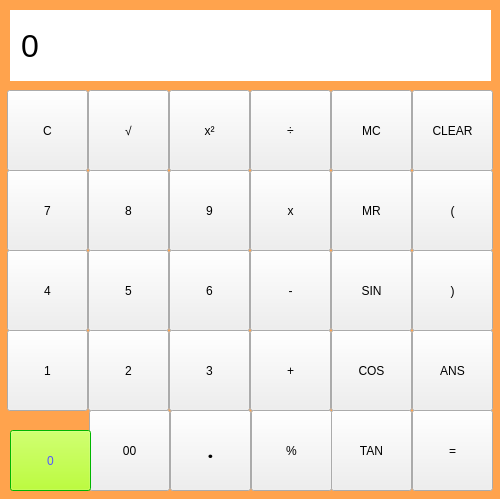
The window that calculator.ui (tonyeko/Calculator) describes before a commit, drawn with Qt 5.
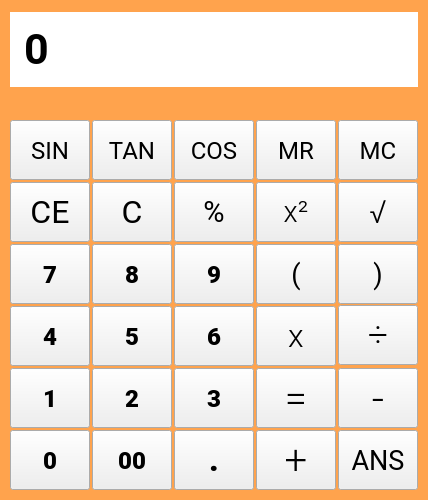
The same window after the commit. Icons and pictures are not drawn.

Commit message: Rearranged buttons

Patch:
```diff
--- a/calculator.ui
+++ b/calculator.ui
@@ -6,8 +6,8 @@
    <rect>
     <x>0</x>
     <y>0</y>
-    <width>500</width>
-    <height>499</height>
+    <width>428</width>
+    <height>500</height>
    </rect>
   </property>
   <property name="palette">
@@ -25,9 +25,9 @@
      <colorrole role="Button">
       <brush brushstyle="SolidPattern">
        <color alpha="255">
-        <red>248</red>
-        <green>97</green>
-        <blue>90</blue>
+        <red>255</red>
+        <green>163</green>
+        <blue>77</blue>
        </color>
       </brush>
      </colorrole>
@@ -97,9 +97,9 @@
      <colorrole role="Base">
       <brush brushstyle="SolidPattern">
        <color alpha="255">
-        <red>85</red>
-        <green>0</green>
-        <blue>255</blue>
+        <red>255</red>
+        <green>163</green>
+        <blue>77</blue>
        </color>
       </brush>
      </colorrole>
@@ -107,8 +107,8 @@
       <brush brushstyle="SolidPattern">
        <color alpha="255">
         <red>255</red>
-        <green>170</green>
-        <blue>0</blue>
+        <green>163</green>
+        <blue>77</blue>
        </color>
       </brush>
      </colorrole>
@@ -172,8 +172,8 @@
       <brush brushstyle="SolidPattern">
        <color alpha="255">
         <red>255</red>
-        <green>128</green>
-        <blue>124</blue>
+        <green>163</green>
+        <blue>77</blue>
        </color>
       </brush>
      </colorrole>
@@ -244,8 +244,8 @@
       <brush brushstyle="SolidPattern">
        <color alpha="255">
         <red>255</red>
-        <green>255</green>
-        <blue>255</blue>
+        <green>163</green>
+        <blue>77</blue>
        </color>
       </brush>
      </colorrole>
@@ -253,8 +253,8 @@
       <brush brushstyle="SolidPattern">
        <color alpha="255">
         <red>255</red>
-        <green>170</green>
-        <blue>0</blue>
+        <green>163</green>
+        <blue>77</blue>
        </color>
       </brush>
      </colorrole>
@@ -318,8 +318,8 @@
       <brush brushstyle="SolidPattern">
        <color alpha="255">
         <red>255</red>
-        <green>170</green>
-        <blue>0</blue>
+        <green>163</green>
+        <blue>77</blue>
        </color>
       </brush>
      </colorrole>
@@ -390,8 +390,8 @@
       <brush brushstyle="SolidPattern">
        <color alpha="255">
         <red>255</red>
-        <green>170</green>
-        <blue>0</blue>
+        <green>163</green>
+        <blue>77</blue>
        </color>
       </brush>
      </colorrole>
@@ -399,8 +399,8 @@
       <brush brushstyle="SolidPattern">
        <color alpha="255">
         <red>255</red>
-        <green>170</green>
-        <blue>0</blue>
+        <green>163</green>
+        <blue>77</blue>
        </color>
       </brush>
      </colorrole>
@@ -472,14 +472,17 @@
     <property name="geometry">
      <rect>
       <x>10</x>
-      <y>10</y>
-      <width>481</width>
-      <height>71</height>
+      <y>12</y>
+      <width>408</width>
+      <height>75</height>
      </rect>
     </property>
     <property name="font">
      <font>
-      <pointsize>24</pointsize>
+      <family>Roboto</family>
+      <pointsize>32</pointsize>
+      <weight>75</weight>
+      <bold>true</bold>
      </font>
     </property>
     <property name="styleSheet">
@@ -496,38 +499,56 @@
    <widget class="QPushButton" name="btnClear">
     <property name="geometry">
      <rect>
-      <x>7</x>
-      <y>90</y>
-      <width>81</width>
-      <height>81</height>
+      <x>92</x>
+      <y>182</y>
+      <width>80</width>
+      <height>60</height>
      </rect>
     </property>
+    <property name="font">
+     <font>
+      <family>Roboto</family>
+      <pointsize>24</pointsize>
+     </font>
+    </property>
     <property name="text">
      <string>C</string>
     </property>
    </widget>
-   <widget class="QPushButton" name="btnSqrt">
+   <widget class="QPushButton" name="btnClearExpr">
     <property name="geometry">
      <rect>
-      <x>88</x>
-      <y>90</y>
-      <width>81</width>
-      <height>81</height>
+      <x>10</x>
+      <y>182</y>
+      <width>80</width>
+      <height>60</height>
      </rect>
     </property>
+    <property name="font">
+     <font>
+      <family>Roboto</family>
+      <pointsize>24</pointsize>
+     </font>
+    </property>
     <property name="text">
-     <string>√</string>
+     <string>CE</string>
     </property>
    </widget>
    <widget class="QPushButton" name="btnSquare">
     <property name="geometry">
      <rect>
-      <x>169</x>
-      <y>90</y>
-      <width>81</width>
-      <height>81</height>
+      <x>256</x>
+      <y>182</y>
+      <width>80</width>
+      <height>60</height>
      </rect>
     </property>
+    <property name="font">
+     <font>
+      <family>Roboto Light</family>
+      <pointsize>22</pointsize>
+     </font>
+    </property>
     <property name="text">
      <string>x²</string>
     </property>
@@ -535,12 +556,18 @@
    <widget class="QPushButton" name="btnDiv">
     <property name="geometry">
      <rect>
-      <x>250</x>
-      <y>90</y>
-      <width>81</width>
-      <height>81</height>
+      <x>338</x>
+      <y>305</y>
+      <width>80</width>
+      <height>60</height>
      </rect>
     </property>
+    <property name="font">
+     <font>
+      <family>Roboto Light</family>
+      <pointsize>26</pointsize>
+     </font>
+    </property>
     <property name="text">
      <string>÷</string>
     </property>
@@ -548,12 +575,20 @@
    <widget class="QPushButton" name="btnNum9">
     <property name="geometry">
      <rect>
-      <x>169</x>
-      <y>170</y>
-      <width>81</width>
-      <height>81</height>
+      <x>174</x>
+      <y>244</y>
+      <width>80</width>
+      <height>60</height>
      </rect>
     </property>
+    <property name="font">
+     <font>
+      <family>Roboto Black</family>
+      <pointsize>18</pointsize>
+      <weight>75</weight>
+      <bold>true</bold>
+     </font>
+    </property>
     <property name="text">
      <string>9</string>
     </property>
@@ -561,12 +596,20 @@
    <widget class="QPushButton" name="btnNum7">
     <property name="geometry">
      <rect>
-      <x>7</x>
-      <y>170</y>
-      <width>81</width>
-      <height>81</height>
+      <x>10</x>
+      <y>244</y>
+      <width>80</width>
+      <height>60</height>
      </rect>
     </property>
+    <property name="font">
+     <font>
+      <family>Roboto Black</family>
+      <pointsize>18</pointsize>
+      <weight>75</weight>
+      <bold>true</bold>
+     </font>
+    </property>
     <property name="text">
      <string>7</string>
     </property>
@@ -574,12 +617,20 @@
    <widget class="QPushButton" name="btnNum8">
     <property name="geometry">
      <rect>
-      <x>88</x>
-      <y>170</y>
-      <width>81</width>
-      <height>81</height>
+      <x>92</x>
+      <y>244</y>
+      <width>80</width>
+      <height>60</height>
      </rect>
     </property>
+    <property name="font">
+     <font>
+      <family>Roboto Black</family>
+      <pointsize>18</pointsize>
+      <weight>75</weight>
+      <bold>true</bold>
+     </font>
+    </property>
     <property name="text">
      <string>8</string>
     </property>
@@ -587,12 +638,18 @@
    <widget class="QPushButton" name="btnMultiply">
     <property name="geometry">
      <rect>
-      <x>250</x>
-      <y>170</y>
-      <width>81</width>
-      <height>81</height>
+      <x>256</x>
+      <y>306</y>
+      <width>80</width>
+      <height>60</height>
      </rect>
     </property>
+    <property name="font">
+     <font>
+      <family>Roboto Light</family>
+      <pointsize>24</pointsize>
+     </font>
+    </property>
     <property name="text">
      <string>x</string>
     </property>
@@ -600,12 +657,20 @@
    <widget class="QPushButton" name="btnNum6">
     <property name="geometry">
      <rect>
-      <x>169</x>
-      <y>250</y>
-      <width>81</width>
-      <height>81</height>
+      <x>174</x>
+      <y>306</y>
+      <width>80</width>
+      <height>60</height>
      </rect>
     </property>
+    <property name="font">
+     <font>
+      <family>Roboto Black</family>
+      <pointsize>18</pointsize>
+      <weight>75</weight>
+      <bold>true</bold>
+     </font>
+    </property>
     <property name="text">
      <string>6</string>
     </property>
@@ -613,12 +678,20 @@
    <widget class="QPushButton" name="btnNum4">
     <property name="geometry">
      <rect>
-      <x>7</x>
-      <y>250</y>
-      <width>81</width>
-      <height>81</height>
+      <x>10</x>
+      <y>306</y>
+      <width>80</width>
+      <height>60</height>
      </rect>
     </property>
+    <property name="font">
+     <font>
+      <family>Roboto Black</family>
+      <pointsize>18</pointsize>
+      <weight>75</weight>
+      <bold>true</bold>
+     </font>
+    </property>
     <property name="text">
      <string>4</string>
     </property>
@@ -626,12 +699,20 @@
    <widget class="QPushButton" name="btnNum5">
     <property name="geometry">
      <rect>
-      <x>88</x>
-      <y>250</y>
-      <width>81</width>
-      <height>81</height>
+      <x>92</x>
+      <y>306</y>
+      <width>80</width>
+      <height>60</height>
      </rect>
     </property>
+    <property name="font">
+     <font>
+      <family>Roboto Black</family>
+      <pointsize>18</pointsize>
+      <weight>75</weight>
+      <bold>true</bold>
+     </font>
+    </property>
     <property name="text">
      <string>5</string>
     </property>
@@ -639,12 +720,20 @@
    <widget class="QPushButton" name="btnNum1">
     <property name="geometry">
      <rect>
-      <x>7</x>
-      <y>330</y>
-      <width>81</width>
-      <height>81</height>
+      <x>10</x>
+      <y>368</y>
+      <width>80</width>
+      <height>60</height>
      </rect>
     </property>
+    <property name="font">
+     <font>
+      <family>Roboto Black</family>
+      <pointsize>18</pointsize>
+      <weight>75</weight>
+      <bold>true</bold>
+     </font>
+    </property>
     <property name="text">
      <string>1</string>
     </property>
@@ -652,12 +741,20 @@
    <widget class="QPushButton" name="btnNum2">
     <property name="geometry">
      <rect>
-      <x>88</x>
-      <y>330</y>
-      <width>81</width>
-      <height>81</height>
+      <x>92</x>
+      <y>368</y>
+      <width>80</width>
+      <height>60</height>
      </rect>
     </property>
+    <property name="font">
+     <font>
+      <family>Roboto Black</family>
+      <pointsize>18</pointsize>
+      <weight>75</weight>
+      <bold>true</bold>
+     </font>
+    </property>
     <property name="text">
      <string>2</string>
     </property>
@@ -665,12 +762,20 @@
    <widget class="QPushButton" name="btnNum3">
     <property name="geometry">
      <rect>
-      <x>169</x>
-      <y>330</y>
-      <width>81</width>
-      <height>81</height>
+      <x>174</x>
+      <y>368</y>
+      <width>80</width>
+      <height>60</height>
      </rect>
     </property>
+    <property name="font">
+     <font>
+      <family>Roboto Black</family>
+      <pointsize>18</pointsize>
+      <weight>75</weight>
+      <bold>true</bold>
+     </font>
+    </property>
     <property name="text">
      <string>3</string>
     </property>
@@ -678,12 +783,18 @@
    <widget class="QPushButton" name="btnSub">
     <property name="geometry">
      <rect>
-      <x>250</x>
-      <y>250</y>
-      <width>81</width>
-      <height>81</height>
+      <x>338</x>
+      <y>368</y>
+      <width>80</width>
+      <height>60</height>
      </rect>
     </property>
+    <property name="font">
+     <font>
+      <family>Roboto Light</family>
+      <pointsize>32</pointsize>
+     </font>
+    </property>
     <property name="text">
      <string>-</string>
     </property>
@@ -691,12 +802,18 @@
    <widget class="QPushButton" name="btnadd">
     <property name="geometry">
      <rect>
-      <x>250</x>
-      <y>330</y>
-      <width>81</width>
-      <height>81</height>
+      <x>256</x>
+      <y>430</y>
+      <width>80</width>
+      <height>60</height>
      </rect>
     </property>
+    <property name="font">
+     <font>
+      <family>Roboto Light</family>
+      <pointsize>30</pointsize>
+     </font>
+    </property>
     <property name="text">
      <string>+</string>
     </property>
@@ -704,12 +821,20 @@
    <widget class="QPushButton" name="btnNum00">
     <property name="geometry">
      <rect>
-      <x>89</x>
-      <y>410</y>
-      <width>81</width>
-      <height>81</height>
+      <x>92</x>
+      <y>430</y>
+      <width>80</width>
+      <height>60</height>
      </rect>
     </property>
+    <property name="font">
+     <font>
+      <family>Roboto Black</family>
+      <pointsize>18</pointsize>
+      <weight>75</weight>
+      <bold>true</bold>
+     </font>
+    </property>
     <property name="text">
      <string>00</string>
     </property>
@@ -719,397 +844,17 @@
      <rect>
       <x>10</x>
       <y>430</y>
-      <width>81</width>
-      <height>61</height>
+      <width>80</width>
+      <height>60</height>
      </rect>
     </property>
-    <property name="palette">
-     <palette>
-      <active>
-       <colorrole role="WindowText">
-        <brush brushstyle="SolidPattern">
-         <color alpha="255">
-          <red>0</red>
-          <green>0</green>
-          <blue>0</blue>
-         </color>
-        </brush>
-       </colorrole>
-       <colorrole role="Button">
-        <brush brushstyle="SolidPattern">
-         <color alpha="255">
-          <red>170</red>
-          <green>255</green>
-          <blue>0</blue>
-         </color>
-        </brush>
-       </colorrole>
-       <colorrole role="Midlight">
-        <brush brushstyle="SolidPattern">
-         <color alpha="255">
-          <red>0</red>
-          <green>255</green>
-          <blue>255</blue>
-         </color>
-        </brush>
-       </colorrole>
-       <colorrole role="Dark">
-        <brush brushstyle="SolidPattern">
-         <color alpha="255">
-          <red>255</red>
-          <green>255</green>
-          <blue>0</blue>
-         </color>
-        </brush>
-       </colorrole>
-       <colorrole role="Mid">
-        <brush brushstyle="SolidPattern">
-         <color alpha="255">
-          <red>255</red>
-          <green>255</green>
-          <blue>127</blue>
-         </color>
-        </brush>
-       </colorrole>
-       <colorrole role="Text">
-        <brush brushstyle="SolidPattern">
-         <color alpha="255">
-          <red>255</red>
-          <green>0</green>
-          <blue>255</blue>
-         </color>
-        </brush>
-       </colorrole>
-       <colorrole role="BrightText">
-        <brush brushstyle="SolidPattern">
-         <color alpha="255">
-          <red>0</red>
-          <green>170</green>
-          <blue>255</blue>
-         </color>
-        </brush>
-       </colorrole>
-       <colorrole role="ButtonText">
-        <brush brushstyle="SolidPattern">
-         <color alpha="255">
-          <red>85</red>
-          <green>85</green>
-          <blue>255</blue>
-         </color>
-        </brush>
-       </colorrole>
-       <colorrole role="Base">
-        <brush brushstyle="SolidPattern">
-         <color alpha="255">
-          <red>170</red>
-          <green>170</green>
-          <blue>255</blue>
-         </color>
-        </brush>
-       </colorrole>
-       <colorrole role="Window">
-        <brush brushstyle="SolidPattern">
-         <color alpha="255">
-          <red>0</red>
-          <green>255</green>
-          <blue>0</blue>
-         </color>
-        </brush>
-       </colorrole>
-       <colorrole role="Highlight">
-        <brush brushstyle="SolidPattern">
-         <color alpha="255">
-          <red>255</red>
-          <green>0</green>
-          <blue>0</blue>
-         </color>
-        </brush>
-       </colorrole>
-       <colorrole role="AlternateBase">
-        <brush brushstyle="SolidPattern">
-         <color alpha="255">
-          <red>0</red>
-          <green>255</green>
-          <blue>127</blue>
-         </color>
-        </brush>
-       </colorrole>
-       <colorrole role="NoRole">
-        <brush brushstyle="SolidPattern">
-         <color alpha="255">
-          <red>255</red>
-          <green>85</green>
-          <blue>0</blue>
-         </color>
-        </brush>
-       </colorrole>
-       <colorrole role="PlaceholderText">
-        <brush brushstyle="SolidPattern">
-         <color alpha="128">
-          <red>255</red>
-          <green>170</green>
-          <blue>127</blue>
-         </color>
-        </brush>
-       </colorrole>
-      </active>
-      <inactive>
-       <colorrole role="WindowText">
-        <brush brushstyle="SolidPattern">
-         <color alpha="255">
-          <red>0</red>
-          <green>0</green>
-          <blue>0</blue>
-         </color>
-        </brush>
-       </colorrole>
-       <colorrole role="Button">
-        <brush brushstyle="SolidPattern">
-         <color alpha="255">
-          <red>170</red>
-          <green>255</green>
-          <blue>0</blue>
-         </color>
-        </brush>
-       </colorrole>
-       <colorrole role="Midlight">
-        <brush brushstyle="SolidPattern">
-         <color alpha="255">
-          <red>0</red>
-          <green>255</green>
-          <blue>255</blue>
-         </color>
-        </brush>
-       </colorrole>
-       <colorrole role="Dark">
-        <brush brushstyle="SolidPattern">
-         <color alpha="255">
-          <red>255</red>
-          <green>255</green>
-          <blue>0</blue>
-         </color>
-        </brush>
-       </colorrole>
-       <colorrole role="Mid">
-        <brush brushstyle="SolidPattern">
-         <color alpha="255">
-          <red>255</red>
-          <green>255</green>
-          <blue>127</blue>
-         </color>
-        </brush>
-       </colorrole>
-       <colorrole role="Text">
-        <brush brushstyle="SolidPattern">
-         <color alpha="255">
-          <red>255</red>
-          <green>0</green>
-          <blue>255</blue>
-         </color>
-        </brush>
-       </colorrole>
-       <colorrole role="BrightText">
-        <brush brushstyle="SolidPattern">
-         <color alpha="255">
-          <red>0</red>
-          <green>170</green>
-          <blue>255</blue>
-         </color>
-        </brush>
-       </colorrole>
-       <colorrole role="ButtonText">
-        <brush brushstyle="SolidPattern">
-         <color alpha="255">
-          <red>85</red>
-          <green>85</green>
-          <blue>255</blue>
-         </color>
-        </brush>
-       </colorrole>
-       <colorrole role="Base">
-        <brush brushstyle="SolidPattern">
-         <color alpha="255">
-          <red>170</red>
-          <green>170</green>
-          <blue>255</blue>
-         </color>
-        </brush>
-       </colorrole>
-       <colorrole role="Window">
-        <brush brushstyle="SolidPattern">
-         <color alpha="255">
-          <red>0</red>
-          <green>255</green>
-          <blue>0</blue>
-         </color>
-        </brush>
-       </colorrole>
-       <colorrole role="Highlight">
-        <brush brushstyle="SolidPattern">
-         <color alpha="255">
-          <red>255</red>
-          <green>0</green>
-          <blue>0</blue>
-         </color>
-        </brush>
-       </colorrole>
-       <colorrole role="AlternateBase">
-        <brush brushstyle="SolidPattern">
-         <color alpha="255">
-          <red>0</red>
-          <green>255</green>
-          <blue>127</blue>
-         </color>
-        </brush>
-       </colorrole>
-       <colorrole role="NoRole">
-        <brush brushstyle="SolidPattern">
-         <color alpha="255">
-          <red>255</red>
-          <green>85</green>
-          <blue>0</blue>
-         </color>
-        </brush>
-       </colorrole>
-       <colorrole role="PlaceholderText">
-        <brush brushstyle="SolidPattern">
-         <color alpha="128">
-          <red>255</red>
-          <green>170</green>
-          <blue>127</blue>
-         </color>
-        </brush>
-       </colorrole>
-      </inactive>
-      <disabled>
-       <colorrole role="WindowText">
-        <brush brushstyle="SolidPattern">
-         <color alpha="255">
-          <red>255</red>
-          <green>255</green>
-          <blue>0</blue>
-         </color>
-        </brush>
-       </colorrole>
-       <colorrole role="Button">
-        <brush brushstyle="SolidPattern">
-         <color alpha="255">
-          <red>170</red>
-          <green>255</green>
-          <blue>0</blue>
-         </color>
-        </brush>
-       </colorrole>
-       <colorrole role="Midlight">
-        <brush brushstyle="SolidPattern">
-         <color alpha="255">
-          <red>0</red>
-          <green>255</green>
-          <blue>255</blue>
-         </color>
-        </brush>
-       </colorrole>
-       <colorrole role="Dark">
-        <brush brushstyle="SolidPattern">
-         <color alpha="255">
-          <red>255</red>
-          <green>255</green>
-          <blue>0</blue>
-         </color>
-        </brush>
-       </colorrole>
-       <colorrole role="Mid">
-        <brush brushstyle="SolidPattern">
-         <color alpha="255">
-          <red>255</red>
-          <green>255</green>
-          <blue>127</blue>
-         </color>
-        </brush>
-       </colorrole>
-       <colorrole role="Text">
-        <brush brushstyle="SolidPattern">
-         <color alpha="255">
-          <red>255</red>
-          <green>255</green>
-          <blue>0</blue>
-         </color>
-        </brush>
-       </colorrole>
-       <colorrole role="BrightText">
-        <brush brushstyle="SolidPattern">
-         <color alpha="255">
-          <red>0</red>
-          <green>170</green>
-          <blue>255</blue>
-         </color>
-        </brush>
-       </colorrole>
-       <colorrole role="ButtonText">
-        <brush brushstyle="SolidPattern">
-         <color alpha="255">
-          <red>255</red>
-          <green>255</green>
-          <blue>0</blue>
-         </color>
-        </brush>
-       </colorrole>
-       <colorrole role="Base">
-        <brush brushstyle="SolidPattern">
-         <color alpha="255">
-          <red>0</red>
-          <green>255</green>
-          <blue>0</blue>
-         </color>
-        </brush>
-       </colorrole>
-       <colorrole role="Window">
-        <brush brushstyle="SolidPattern">
-         <color alpha="255">
-          <red>0</red>
-          <green>255</green>
-          <blue>0</blue>
-         </color>
-        </brush>
-       </colorrole>
-       <colorrole role="Highlight">
-        <brush brushstyle="SolidPattern">
-         <color alpha="255">
-          <red>0</red>
-          <green>120</green>
-          <blue>215</blue>
-         </color>
-        </brush>
-       </colorrole>
-       <colorrole role="AlternateBase">
-        <brush brushstyle="SolidPattern">
-         <color alpha="255">
-          <red>0</red>
-          <green>255</green>
-          <blue>127</blue>
-         </color>
-        </brush>
-       </colorrole>
-       <colorrole role="NoRole">
-        <brush brushstyle="SolidPattern">
-         <color alpha="255">
-          <red>255</red>
-          <green>85</green>
-          <blue>0</blue>
-         </color>
-        </brush>
-       </colorrole>
-       <colorrole role="PlaceholderText">
-        <brush brushstyle="SolidPattern">
-         <color alpha="128">
-          <red>255</red>
-          <green>170</green>
-          <blue>127</blue>
-         </color>
-        </brush>
-       </colorrole>
-      </disabled>
-     </palette>
+    <property name="font">
+     <font>
+      <family>Roboto Black</family>
+      <pointsize>18</pointsize>
+      <weight>75</weight>
+      <bold>true</bold>
+     </font>
     </property>
     <property name="text">
      <string>0</string>
@@ -1118,12 +863,18 @@
    <widget class="QPushButton" name="btnPercent">
     <property name="geometry">
      <rect>
-      <x>251</x>
-      <y>410</y>
-      <width>81</width>
-      <height>81</height>
+      <x>174</x>
+      <y>182</y>
+      <width>80</width>
+      <height>60</height>
      </rect>
     </property>
+    <property name="font">
+     <font>
+      <family>Roboto</family>
+      <pointsize>22</pointsize>
+     </font>
+    </property>
     <property name="text">
      <string>%</string>
     </property>
@@ -1131,16 +882,16 @@
    <widget class="QPushButton" name="btnDecimal">
     <property name="geometry">
      <rect>
-      <x>170</x>
-      <y>410</y>
-      <width>81</width>
-      <height>81</height>
+      <x>174</x>
+      <y>430</y>
+      <width>80</width>
+      <height>60</height>
      </rect>
     </property>
     <property name="font">
      <font>
       <family>Roboto Black</family>
-      <pointsize>16</pointsize>
+      <pointsize>24</pointsize>
       <weight>75</weight>
       <bold>true</bold>
      </font>
@@ -1152,12 +903,18 @@
    <widget class="QPushButton" name="btnMC">
     <property name="geometry">
      <rect>
-      <x>331</x>
-      <y>90</y>
-      <width>81</width>
-      <height>81</height>
+      <x>338</x>
+      <y>120</y>
+      <width>80</width>
+      <height>60</height>
      </rect>
     </property>
+    <property name="font">
+     <font>
+      <family>Roboto</family>
+      <pointsize>18</pointsize>
+     </font>
+    </property>
     <property name="text">
      <string>MC</string>
     </property>
@@ -1165,12 +922,18 @@
    <widget class="QPushButton" name="btnMR">
     <property name="geometry">
      <rect>
-      <x>331</x>
-      <y>170</y>
-      <width>81</width>
-      <height>81</height>
+      <x>256</x>
+      <y>120</y>
+      <width>80</width>
+      <height>60</height>
      </rect>
     </property>
+    <property name="font">
+     <font>
+      <family>Roboto</family>
+      <pointsize>18</pointsize>
+     </font>
+    </property>
     <property name="text">
      <string>MR</string>
     </property>
@@ -1178,12 +941,18 @@
    <widget class="QPushButton" name="btnSin">
     <property name="geometry">
      <rect>
-      <x>331</x>
-      <y>250</y>
-      <width>81</width>
-      <height>81</height>
+      <x>10</x>
+      <y>120</y>
+      <width>80</width>
+      <height>60</height>
      </rect>
     </property>
+    <property name="font">
+     <font>
+      <family>Roboto</family>
+      <pointsize>18</pointsize>
+     </font>
+    </property>
     <property name="text">
      <string>SIN</string>
     </property>
@@ -1191,12 +960,18 @@
    <widget class="QPushButton" name="btnCos">
     <property name="geometry">
      <rect>
-      <x>331</x>
-      <y>330</y>
-      <width>81</width>
-      <height>81</height>
+      <x>174</x>
+      <y>120</y>
+      <width>80</width>
+      <height>60</height>
      </rect>
     </property>
+    <property name="font">
+     <font>
+      <family>Roboto</family>
+      <pointsize>18</pointsize>
+     </font>
+    </property>
     <property name="text">
      <string>COS</string>
     </property>
@@ -1204,38 +979,56 @@
    <widget class="QPushButton" name="btnTan">
     <property name="geometry">
      <rect>
-      <x>331</x>
-      <y>410</y>
-      <width>81</width>
-      <height>81</height>
+      <x>92</x>
+      <y>120</y>
+      <width>80</width>
+      <height>60</height>
      </rect>
     </property>
+    <property name="font">
+     <font>
+      <family>Roboto</family>
+      <pointsize>18</pointsize>
+     </font>
+    </property>
     <property name="text">
      <string>TAN</string>
     </property>
    </widget>
-   <widget class="QPushButton" name="btnClearAll">
+   <widget class="QPushButton" name="btnSqrt">
     <property name="geometry">
      <rect>
-      <x>412</x>
-      <y>90</y>
-      <width>81</width>
-      <height>81</height>
+      <x>338</x>
+      <y>182</y>
+      <width>80</width>
+      <height>60</height>
      </rect>
     </property>
+    <property name="font">
+     <font>
+      <family>Roboto Light</family>
+      <pointsize>24</pointsize>
+     </font>
+    </property>
     <property name="text">
-     <string>CLEAR</string>
+     <string>√</string>
     </property>
    </widget>
    <widget class="QPushButton" name="btnOpen">
     <property name="geometry">
      <rect>
-      <x>412</x>
-      <y>170</y>
-      <width>81</width>
-      <height>81</height>
+      <x>256</x>
+      <y>244</y>
+      <width>80</width>
+      <height>60</height>
      </rect>
     </property>
+    <property name="font">
+     <font>
+      <family>Roboto</family>
+      <pointsize>20</pointsize>
+     </font>
+    </property>
     <property name="text">
      <string>(</string>
     </property>
@@ -1243,12 +1036,18 @@
    <widget class="QPushButton" name="btnAns">
     <property name="geometry">
      <rect>
-      <x>412</x>
-      <y>330</y>
-      <width>81</width>
-      <height>81</height>
+      <x>338</x>
+      <y>430</y>
+      <width>80</width>
+      <height>60</height>
      </rect>
     </property>
+    <property name="font">
+     <font>
+      <family>Roboto</family>
+      <pointsize>20</pointsize>
+     </font>
+    </property>
     <property name="text">
      <string>ANS</string>
     </property>
@@ -1256,12 +1055,18 @@
    <widget class="QPushButton" name="btnClose">
     <property name="geometry">
      <rect>
-      <x>412</x>
-      <y>250</y>
-      <width>81</width>
-      <height>81</height>
+      <x>338</x>
+      <y>244</y>
+      <width>80</width>
+      <height>60</height>
      </rect>
     </property>
+    <property name="font">
+     <font>
+      <family>Roboto</family>
+      <pointsize>20</pointsize>
+     </font>
+    </property>
     <property name="text">
      <string>)</string>
     </property>
@@ -1269,12 +1074,18 @@
    <widget class="QPushButton" name="btnEqual">
     <property name="geometry">
      <rect>
-      <x>412</x>
-      <y>410</y>
-      <width>81</width>
-      <height>81</height>
+      <x>256</x>
+      <y>368</y>
+      <width>80</width>
+      <height>60</height>
      </rect>
     </property>
+    <property name="font">
+     <font>
+      <family>Roboto Light</family>
+      <pointsize>30</pointsize>
+     </font>
+    </property>
     <property name="text">
      <string>=</string>
     </property>
```
The commit also changes 1 other file.
